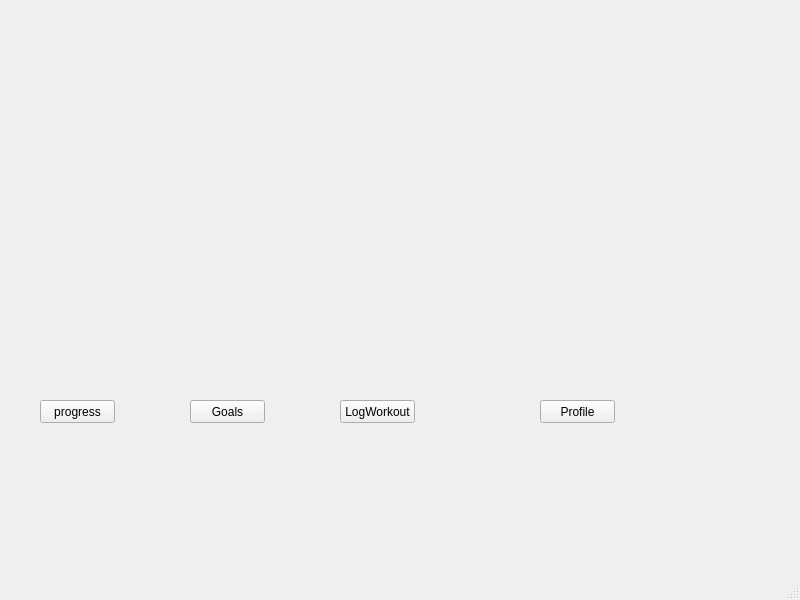
Old version of the form gymapp.ui in the repository SHoque06/TrackMate.
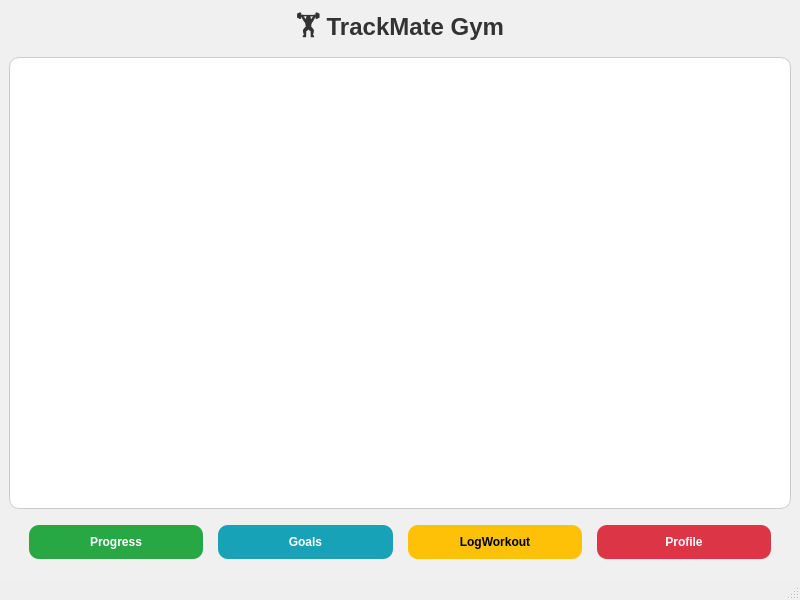
New version of the form.

Patch:
```diff
--- a/gymapp.ui
+++ b/gymapp.ui
@@ -14,72 +14,178 @@
    <string>MainWindow</string>
   </property>
   <widget class="QWidget" name="centralwidget">
-   <widget class="QPushButton" name="progressButton">
-    <property name="geometry">
-     <rect>
-      <x>40</x>
-      <y>400</y>
-      <width>75</width>
-      <height>23</height>
-     </rect>
-    </property>
-    <property name="text">
-     <string>progress</string>
-    </property>
-   </widget>
-   <widget class="QPushButton" name="goalButton">
-    <property name="geometry">
-     <rect>
-      <x>190</x>
-      <y>400</y>
-      <width>75</width>
-      <height>23</height>
-     </rect>
-    </property>
-    <property name="text">
-     <string>Goals</string>
-    </property>
-   </widget>
-   <widget class="QPushButton" name="logButton">
-    <property name="geometry">
-     <rect>
-      <x>340</x>
-      <y>400</y>
-      <width>75</width>
-      <height>23</height>
-     </rect>
-    </property>
-    <property name="text">
-     <string>LogWorkout</string>
-    </property>
-   </widget>
-   <widget class="QPushButton" name="profileButton">
-    <property name="geometry">
-     <rect>
-      <x>540</x>
-      <y>400</y>
-      <width>75</width>
-      <height>23</height>
-     </rect>
-    </property>
-    <property name="text">
-     <string>Profile</string>
-    </property>
-   </widget>
-   <widget class="QStackedWidget" name="display">
-    <property name="geometry">
-     <rect>
-      <x>20</x>
-      <y>10</y>
-      <width>761</width>
-      <height>371</height>
-     </rect>
-    </property>
-    <property name="currentIndex">
-     <number>0</number>
-    </property>
-    <widget class="QWidget" name="home"/>
-   </widget>
+   <property name="autoFillBackground">
+    <bool>false</bool>
+   </property>
+   <property name="styleSheet">
+    <string notr="true">#centralwidget {
+    background-color: #f0f0f0;
+}
+</string>
+   </property>
+   <layout class="QVBoxLayout" name="verticalLayout">
+    <item>
+     <widget class="QLabel" name="headerLabel">
+      <property name="styleSheet">
+       <string notr="true">
+        QLabel {
+            font-size: 24px;
+            font-weight: bold;
+            color: #333;
+        }
+       </string>
+      </property>
+      <property name="text">
+       <string>🏋️ TrackMate Gym</string>
+      </property>
+      <property name="alignment">
+       <set>Qt::AlignCenter</set>
+      </property>
+     </widget>
+    </item>
+    <item>
+     <widget class="QStackedWidget" name="display">
+      <property name="minimumSize">
+       <size>
+        <width>0</width>
+        <height>350</height>
+       </size>
+      </property>
+      <property name="styleSheet">
+       <string notr="true">QStackedWidget {
+    background-color: white;
+    border-radius: 10px;
+    border: 1px solid #ccc;
+}
+</string>
+      </property>
+      <widget class="QWidget" name="home"/>
+     </widget>
+    </item>
+    <item>
+     <layout class="QHBoxLayout" name="buttonLayout">
+      <property name="spacing">
+       <number>15</number>
+      </property>
+      <property name="leftMargin">
+       <number>20</number>
+      </property>
+      <property name="topMargin">
+       <number>10</number>
+      </property>
+      <property name="rightMargin">
+       <number>20</number>
+      </property>
+      <property name="bottomMargin">
+       <number>10</number>
+      </property>
+      <item>
+       <widget class="QPushButton" name="progressButton">
+        <property name="font">
+         <font>
+          <weight>75</weight>
+          <bold>true</bold>
+         </font>
+        </property>
+        <property name="styleSheet">
+         <string>
+         QPushButton {
+             background-color: #28a745;
+             color: white;
+             border-radius: 10px;
+             padding: 10px 20px;
+         }
+         QPushButton:hover {
+             background-color: #218838;
+         }
+        </string>
+        </property>
+        <property name="text">
+         <string>Progress</string>
+        </property>
+       </widget>
+      </item>
+      <item>
+       <widget class="QPushButton" name="goalButton">
+        <property name="font">
+         <font>
+          <weight>75</weight>
+          <bold>true</bold>
+         </font>
+        </property>
+        <property name="styleSheet">
+         <string>
+         QPushButton {
+             background-color: #17a2b8;
+             color: white;
+             border-radius: 10px;
+             padding: 10px 20px;
+         }
+         QPushButton:hover {
+             background-color: #138496;
+         }
+        </string>
+        </property>
+        <property name="text">
+         <string>Goals</string>
+        </property>
+       </widget>
+      </item>
+      <item>
+       <widget class="QPushButton" name="logButton">
+        <property name="font">
+         <font>
+          <weight>75</weight>
+          <bold>true</bold>
+         </font>
+        </property>
+        <property name="styleSheet">
+         <string>
+         QPushButton {
+             background-color: #ffc107;
+             color: black;
+             border-radius: 10px;
+             padding: 10px 20px;
+         }
+         QPushButton:hover {
+             background-color: #e0a800;
+         }
+        </string>
+        </property>
+        <property name="text">
+         <string>LogWorkout</string>
+        </property>
+       </widget>
+      </item>
+      <item>
+       <widget class="QPushButton" name="profileButton">
+        <property name="font">
+         <font>
+          <weight>75</weight>
+          <bold>true</bold>
+         </font>
+        </property>
+        <property name="styleSheet">
+         <string>
+         QPushButton {
+             background-color: #dc3545;
+             color: white;
+             border-radius: 10px;
+             padding: 10px 20px;
+         }
+         QPushButton:hover {
+             background-color: #bd2130;
+         }
+        </string>
+        </property>
+        <property name="text">
+         <string>Profile</string>
+        </property>
+       </widget>
+      </item>
+     </layout>
+    </item>
+   </layout>
   </widget>
   <widget class="QMenuBar" name="menubar">
    <property name="geometry">
```
Left out of the diff: 4 changed lines with no effect on the pictures.
